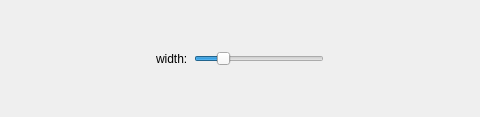
MaxMalts/Online_Board, file lineprops.ui: the form before one commit; both pictures show x 257 to 737 and y 0 to 117 of the 994 by 117 pixel window.
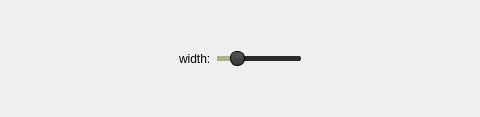
The form after the commit.

Commit message: Styled the width slider

```diff
--- a/lineprops.ui
+++ b/lineprops.ui
@@ -27,7 +27,7 @@
      </property>
      <property name="sizeHint" stdset="0">
       <size>
-       <width>382</width>
+       <width>405</width>
        <height>20</height>
       </size>
      </property>
@@ -62,7 +62,7 @@
      </property>
      <property name="minimumSize">
       <size>
-       <width>130</width>
+       <width>0</width>
        <height>0</height>
       </size>
      </property>
@@ -76,7 +76,24 @@
       <cursorShape>PointingHandCursor</cursorShape>
      </property>
      <property name="styleSheet">
-      <string notr="true"/>
+      <string notr="true">QSlider::groove {
+    height: 5px;
+	background: #2a2a2a;
+	border-radius: 2px;
+}
+
+QSlider::handle{
+    background: qlineargradient(x1:0, y1:0, x2:0, y2:1, stop:0 #555, stop:1 #383838);;
+	width: 13px;
+    margin: -5px 0;     
+	border: 1px solid black;
+	border-radius: 7px;
+}
+
+QSlider::sub-page {
+	background: #aeb08d;
+	border-radius: 2px;
+}</string>
      </property>
      <property name="minimum">
       <number>1</number>
@@ -108,7 +125,7 @@
      </property>
      <property name="sizeHint" stdset="0">
       <size>
-       <width>381</width>
+       <width>404</width>
        <height>20</height>
       </size>
      </property>
```
